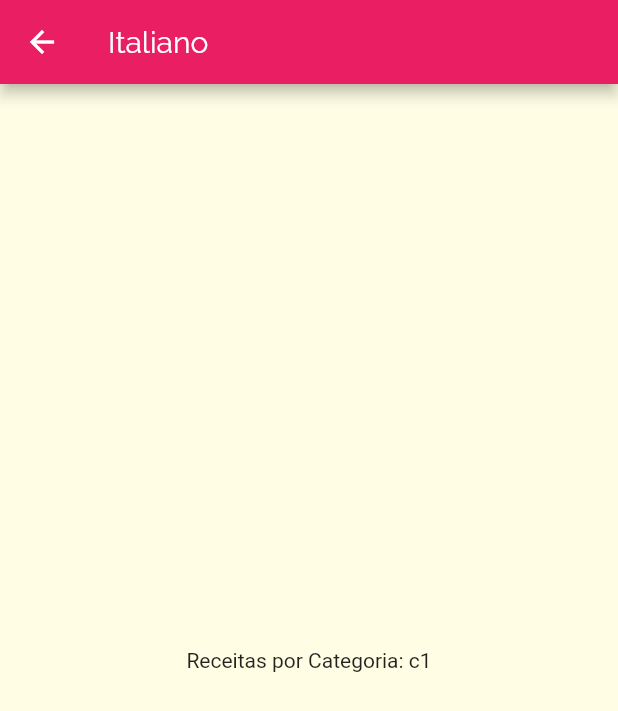
After one commit to allansuru/app-meals, a Flutter app: the screen it shows after launch, after a tap on "Italiano", on a phone screen of 412 x 824 dp. The commit adds this screen. Shown: the top 711 px of the screen. Run offline on Flutter 3.47's test engine with Material 2 defaults, Android fonts, the phone set to English and light mode, and no system bars.

Commit message:
trabalhando com rotas nomeadas

```diff
--- a/lib/components/category_item.dart
+++ b/lib/components/category_item.dart
@@ -6,9 +6,17 @@ class CategoryItem extends StatelessWidget {
 
   const CategoryItem(this.category);
 
+  void _selectCategory(BuildContext context) {
+    Navigator.of(context).pushNamed('/categories-meals', arguments: category);
+  }
+
   @override
   Widget build(BuildContext context) {
-    return Container(
+    return InkWell(
+      splashColor: Theme.of(context).primaryColor,
+      borderRadius: BorderRadius.circular(15),
+      onTap: () => _selectCategory(context),
+      child: Container(
         child: Text(
           category.title,
           style: Theme.of(context).textTheme.headline6,
@@ -20,6 +28,7 @@ class CategoryItem extends StatelessWidget {
               category.color.withOpacity(0.5),
               category.color,
             ], begin: Alignment.topLeft, end: Alignment.bottomRight)),
+      ),
     );
   }
 }
--- a/lib/main.dart
+++ b/lib/main.dart
@@ -1,4 +1,5 @@
 import 'package:flutter/material.dart';
+import 'package:meals/screens/categories_meals_screen.dart';
 import 'package:meals/screens/categories_screen.dart';
 
 void main() => runApp(MyApp());
@@ -19,6 +20,7 @@ class MyApp extends StatelessWidget {
                 fontFamily: 'RobotoCondensed',
               ))),
       home: CategoriesScreen(),
+      routes: {'/categories-meals': (ctx) => CategoriesMealScreen()},
     );
   }
 }
--- /dev/null
+++ b/lib/screens/categories_meals_screen.dart
@@ -0,0 +1,18 @@
+import 'package:flutter/material.dart';
+import 'package:meals/models/category.dart';
+
+class CategoriesMealScreen extends StatelessWidget {
+  @override
+  Widget build(BuildContext context) {
+    final category = ModalRoute.of(context).settings.arguments as Category;
+
+    return Scaffold(
+      appBar: AppBar(
+        title: Text(category.title),
+      ),
+      body: Center(
+        child: Text('Receitas por Categoria: ${category.id}'),
+      ),
+    );
+  }
+}
```
Lines whose indentation alone changed are shown as unchanged.
